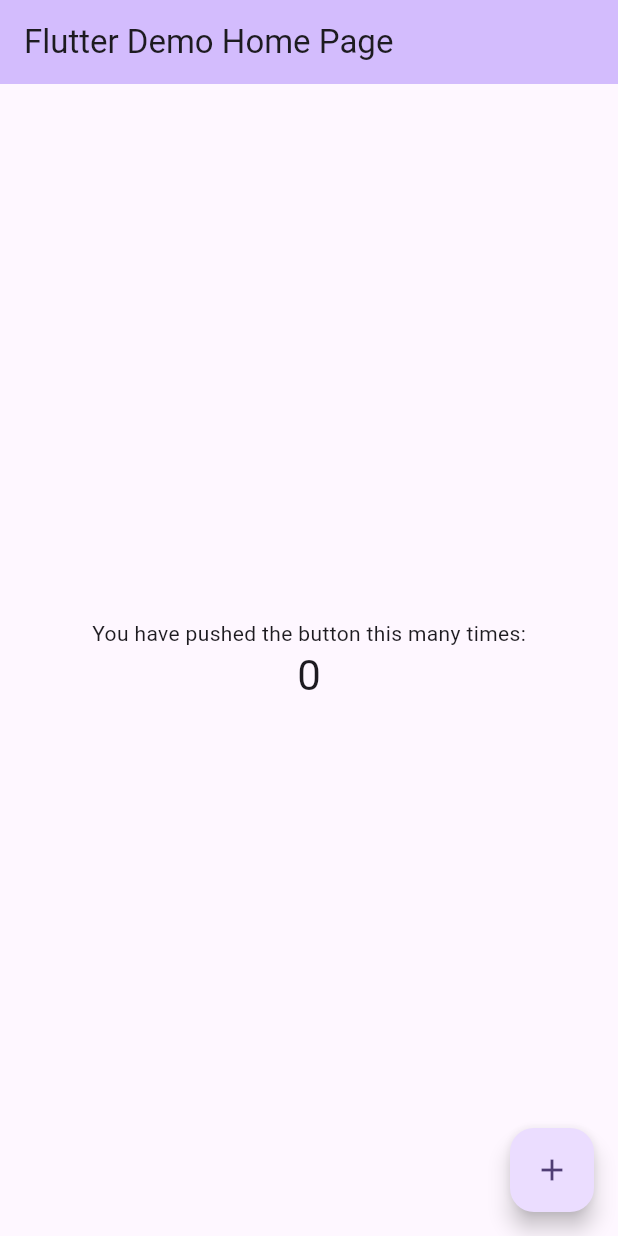
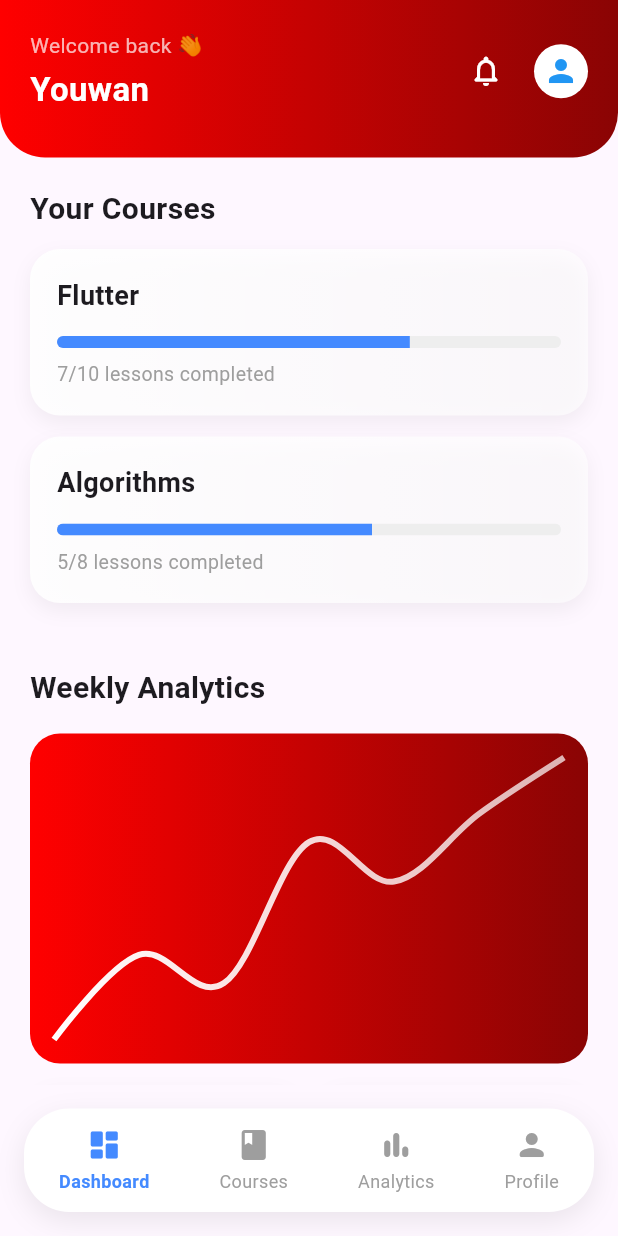
Before and after one commit to youwanpeter/edu_learn_app, a Flutter app: the screen it shows after launch, on a phone screen of 412 x 824 dp. Run offline on Flutter 3.47's test engine with Material 3 defaults, Android fonts, the phone set to English and light mode, and no system bars; drawn by our look-alikes of fl_chart.

Commit message:
dashboard done

```diff
--- a/lib/main.dart
+++ b/lib/main.dart
@@ -1,4 +1,7 @@
 import 'package:flutter/material.dart';
+import 'package:provider/provider.dart';
+import 'viewmodels/dashboard_viewmodel.dart';
+import 'views/dashboard_view.dart';
 
 void main() {
   runApp(const MyApp());
@@ -7,115 +10,14 @@ void main() {
 class MyApp extends StatelessWidget {
   const MyApp({super.key});
 
-  // This widget is the root of your application.
   @override
   Widget build(BuildContext context) {
-    return MaterialApp(
-      title: 'Flutter Demo',
-      theme: ThemeData(
-        // This is the theme of your application.
-        //
-        // TRY THIS: Try running your application with "flutter run". You'll see
-        // the application has a purple toolbar. Then, without quitting the app,
-        // try changing the seedColor in the colorScheme below to Colors.green
-        // and then invoke "hot reload" (save your changes or press the "hot
-        // reload" button in a Flutter-supported IDE, or press "r" if you used
-        // the command line to start the app).
-        //
-        // Notice that the counter didn't reset back to zero; the application
-        // state is not lost during the reload. To reset the state, use hot
-        // restart instead.
-        //
-        // This works for code too, not just values: Most code changes can be
-        // tested with just a hot reload.
-        colorScheme: .fromSeed(seedColor: Colors.deepPurple),
-      ),
-      home: const MyHomePage(title: 'Flutter Demo Home Page'),
-    );
-  }
-}
-
-class MyHomePage extends StatefulWidget {
-  const MyHomePage({super.key, required this.title});
-
-  // This widget is the home page of your application. It is stateful, meaning
-  // that it has a State object (defined below) that contains fields that affect
-  // how it looks.
-
-  // This class is the configuration for the state. It holds the values (in this
-  // case the title) provided by the parent (in this case the App widget) and
-  // used by the build method of the State. Fields in a Widget subclass are
-  // always marked "final".
-
-  final String title;
-
-  @override
-  State<MyHomePage> createState() => _MyHomePageState();
-}
-
-class _MyHomePageState extends State<MyHomePage> {
-  int _counter = 0;
-
-  void _incrementCounter() {
-    setState(() {
-      // This call to setState tells the Flutter framework that something has
-      // changed in this State, which causes it to rerun the build method below
-      // so that the display can reflect the updated values. If we changed
-      // _counter without calling setState(), then the build method would not be
-      // called again, and so nothing would appear to happen.
-      _counter++;
-    });
-  }
-
-  @override
-  Widget build(BuildContext context) {
-    // This method is rerun every time setState is called, for instance as done
-    // by the _incrementCounter method above.
-    //
-    // The Flutter framework has been optimized to make rerunning build methods
-    // fast, so that you can just rebuild anything that needs updating rather
-    // than having to individually change instances of widgets.
-    return Scaffold(
-      appBar: AppBar(
-        // TRY THIS: Try changing the color here to a specific color (to
-        // Colors.amber, perhaps?) and trigger a hot reload to see the AppBar
-        // change color while the other colors stay the same.
-        backgroundColor: Theme.of(context).colorScheme.inversePrimary,
-        // Here we take the value from the MyHomePage object that was created by
-        // the App.build method, and use it to set our appbar title.
-        title: Text(widget.title),
-      ),
-      body: Center(
-        // Center is a layout widget. It takes a single child and positions it
-        // in the middle of the parent.
-        child: Column(
-          // Column is also a layout widget. It takes a list of children and
-          // arranges them vertically. By default, it sizes itself to fit its
-          // children horizontally, and tries to be as tall as its parent.
-          //
-          // Column has various properties to control how it sizes itself and
-          // how it positions its children. Here we use mainAxisAlignment to
-          // center the children vertically; the main axis here is the vertical
-          // axis because Columns are vertical (the cross axis would be
-          // horizontal).
-          //
-          // TRY THIS: Invoke "debug painting" (choose the "Toggle Debug Paint"
-          // action in the IDE, or press "p" in the console), to see the
-          // wireframe for each widget.
-          mainAxisAlignment: .center,
-          children: [
-            const Text('You have pushed the button this many times:'),
-            Text(
-              '$_counter',
-              style: Theme.of(context).textTheme.headlineMedium,
-            ),
-          ],
-        ),
-      ),
-      floatingActionButton: FloatingActionButton(
-        onPressed: _incrementCounter,
-        tooltip: 'Increment',
-        child: const Icon(Icons.add),
+    return ChangeNotifierProvider(
+      create: (_) => DashboardViewModel()..loadDashboard(),
+      child: MaterialApp(
+        debugShowCheckedModeBanner: false,
+        theme: ThemeData(useMaterial3: true),
+        home: const DashboardView(),
       ),
     );
   }
--- /dev/null
+++ b/lib/models/analytics_model.dart
@@ -0,0 +1,11 @@
+class AnalyticsData {
+  final List<int> weeklyLearningTime;
+  final int lessonsCompleted;
+  final int averageQuizScore;
+
+  AnalyticsData({
+    required this.weeklyLearningTime,
+    required this.lessonsCompleted,
+    required this.averageQuizScore,
+  });
+}
--- /dev/null
+++ b/lib/models/course_progress.dart
@@ -0,0 +1,13 @@
+class CourseProgress {
+  final String courseName;
+  final int completedLessons;
+  final int totalLessons;
+
+  CourseProgress({
+    required this.courseName,
+    required this.completedLessons,
+    required this.totalLessons,
+  });
+
+  double get progress => completedLessons / totalLessons;
+}
--- /dev/null
+++ b/lib/services/progress_service.dart
@@ -0,0 +1,31 @@
+import '../models/course_progress.dart';
+import '../models/analytics_model.dart';
+
+class ProgressService {
+  Future<List<CourseProgress>> fetchProgress() async {
+    await Future.delayed(const Duration(seconds: 1));
+
+    return [
+      CourseProgress(
+        courseName: "Flutter",
+        completedLessons: 7,
+        totalLessons: 10,
+      ),
+      CourseProgress(
+        courseName: "Algorithms",
+        completedLessons: 5,
+        totalLessons: 8,
+      ),
+    ];
+  }
+
+  Future<AnalyticsData> fetchAnalytics() async {
+    await Future.delayed(const Duration(seconds: 1));
+
+    return AnalyticsData(
+      weeklyLearningTime: [20, 40, 30, 60, 50, 45, 70],
+      lessonsCompleted: 12,
+      averageQuizScore: 82,
+    );
+  }
+}
--- /dev/null
+++ b/lib/viewmodels/dashboard_viewmodel.dart
@@ -0,0 +1,24 @@
+import 'package:flutter/material.dart';
+import '../models/course_progress.dart';
+import '../models/analytics_model.dart';
+import '../services/progress_service.dart';
+
+class DashboardViewModel extends ChangeNotifier {
+  final ProgressService _service = ProgressService();
+
+  List<CourseProgress> progressList = [];
+  AnalyticsData? analytics;
+
+  bool isLoading = false;
+
+  Future<void> loadDashboard() async {
+    isLoading = true;
+    notifyListeners();
+
+    progressList = await _service.fetchProgress();
+    analytics = await _service.fetchAnalytics();
+
+    isLoading = false;
+    notifyListeners();
+  }
+}
--- /dev/null
+++ b/lib/views/dashboard_view.dart
@@ -0,0 +1,155 @@
+import 'package:flutter/material.dart';
+import 'package:provider/provider.dart';
+
+import '../viewmodels/dashboard_viewmodel.dart';
+import '../widgets/dashboard_header.dart';
+import '../widgets/dashboard_footer.dart';
+import '../widgets/progress_card.dart';
+import '../widgets/analytics_chart.dart';
+
+class DashboardView extends StatelessWidget {
+  const DashboardView({super.key});
+
+  @override
+  Widget build(BuildContext context) {
+    final vm = Provider.of<DashboardViewModel>(context);
+
+    return Scaffold(
+      body: Column(
+        children: [
+          /// ===== HEADER =====
+          const DashboardHeader(),
+
+          /// ===== BODY =====
+          Expanded(
+            child: vm.isLoading
+                ? const Center(child: CircularProgressIndicator())
+                : SingleChildScrollView(
+                    padding: const EdgeInsets.all(20),
+                    child: Column(
+                      crossAxisAlignment: CrossAxisAlignment.start,
+                      children: [
+                        /// ---- Courses Section ----
+                        const Text(
+                          "Your Courses",
+                          style: TextStyle(
+                            fontSize: 20,
+                            fontWeight: FontWeight.w600,
+                          ),
+                        ),
+                        const SizedBox(height: 12),
+
+                        if (vm.progressList.isEmpty)
+                          const Text(
+                            "No progress data available",
+                            style: TextStyle(color: Colors.grey),
+                          )
+                        else
+                          ...vm.progressList.map(
+                            (course) => Padding(
+                              padding: const EdgeInsets.only(bottom: 14),
+                              child: ProgressCard(course: course),
+                            ),
+                          ),
+
+                        const SizedBox(height: 28),
+
+                        /// ---- Analytics Section ----
+                        const Text(
+                          "Weekly Analytics",
+                          style: TextStyle(
+                            fontSize: 20,
+                            fontWeight: FontWeight.w600,
+                          ),
+                        ),
+                        const SizedBox(height: 16),
+
+                        /// Chart
+                        Container(
+                          height: 220,
+                          padding: const EdgeInsets.all(16),
+                          decoration: BoxDecoration(
+                            borderRadius: BorderRadius.circular(20),
+                            gradient: const LinearGradient(
+                              colors: [
+                                Color.fromARGB(255, 255, 0, 0),
+                                Color.fromARGB(255, 138, 4, 4),
+                              ],
+                            ),
+                          ),
+                          child: const AnalyticsChart(),
+                        ),
+
+                        const SizedBox(height: 20),
+
+                        /// ---- Stats ----
+                        if (vm.analytics != null)
+                          Row(
+                            children: [
+                              _StatTile(
+                                icon: Icons.book_rounded,
+                                label: "Lessons",
+                                value: vm.analytics!.lessonsCompleted
+                                    .toString(),
+                              ),
+                              const SizedBox(width: 12),
+                              _StatTile(
+                                icon: Icons.star_rounded,
+                                label: "Quiz Avg",
+                                value: "${vm.analytics!.averageQuizScore}%",
+                              ),
+                            ],
+                          ),
+                      ],
+                    ),
+                  ),
+          ),
+
+          /// ===== FOOTER =====
+          const DashboardFooter(currentIndex: 0),
+        ],
+      ),
+    );
+  }
+}
+
+/// ================= STAT TILE =================
+class _StatTile extends StatelessWidget {
+  final IconData icon;
+  final String label;
+  final String value;
+
+  const _StatTile({
+    required this.icon,
+    required this.label,
+    required this.value,
+  });
+
+  @override
+  Widget build(BuildContext context) {
+    return Expanded(
+      child: Container(
+        padding: const EdgeInsets.all(16),
+        decoration: BoxDecoration(
+          borderRadius: BorderRadius.circular(18),
+          color: Colors.white,
+          boxShadow: [
+            BoxShadow(color: Colors.black.withOpacity(0.05), blurRadius: 10),
+          ],
+        ),
+        child: Column(
+          crossAxisAlignment: CrossAxisAlignment.start,
+          children: [
+            Icon(icon, color: Colors.blueAccent),
+            const SizedBox(height: 8),
+            Text(
+              value,
+              style: const TextStyle(fontSize: 22, fontWeight: FontWeight.bold),
+            ),
+            Text(label, style: const TextStyle(color: Colors.grey)),
+          ],
+        ),
+      ),
+    );
+  }
+}
--- /dev/null
+++ b/lib/widgets/analytics_chart.dart
@@ -0,0 +1,36 @@
+import 'package:fl_chart/fl_chart.dart';
+import 'package:flutter/material.dart';
+
+class AnalyticsChart extends StatelessWidget {
+  const AnalyticsChart({super.key});
+
+  @override
+  Widget build(BuildContext context) {
+    return LineChart(
+      LineChartData(
+        gridData: FlGridData(show: false),
+        titlesData: FlTitlesData(show: false),
+        borderData: FlBorderData(show: false),
+        lineBarsData: [
+          LineChartBarData(
+            spots: const [
+              FlSpot(0, 20),
+              FlSpot(1, 35),
+              FlSpot(2, 30),
+              FlSpot(3, 55),
+              FlSpot(4, 48),
+              FlSpot(5, 60),
+              FlSpot(6, 70),
+            ],
+            isCurved: true,
+            barWidth: 4,
+            dotData: FlDotData(show: false),
+            gradient: const LinearGradient(
+              colors: [Colors.white, Colors.white70],
+            ),
+          ),
+        ],
+      ),
+    );
+  }
+}
--- /dev/null
+++ b/lib/widgets/dashboard_footer.dart
@@ -0,0 +1,82 @@
+import 'package:flutter/material.dart';
+
+class DashboardFooter extends StatelessWidget {
+  final int currentIndex;
+
+  const DashboardFooter({super.key, required this.currentIndex});
+
+  @override
+  Widget build(BuildContext context) {
+    return Container(
+      margin: const EdgeInsets.all(16),
+      padding: const EdgeInsets.symmetric(vertical: 12),
+      decoration: BoxDecoration(
+        color: Colors.white,
+        borderRadius: BorderRadius.circular(30),
+        boxShadow: [
+          BoxShadow(
+            color: Colors.black.withOpacity(0.08),
+            blurRadius: 15,
+            offset: const Offset(0, 6),
+          ),
+        ],
+      ),
+      child: Row(
+        mainAxisAlignment: MainAxisAlignment.spaceAround,
+        children: [
+          _NavItem(
+            icon: Icons.dashboard_rounded,
+            label: "Dashboard",
+            active: currentIndex == 0,
+          ),
+          _NavItem(
+            icon: Icons.book_rounded,
+            label: "Courses",
+            active: currentIndex == 1,
+          ),
+          _NavItem(
+            icon: Icons.bar_chart_rounded,
+            label: "Analytics",
+            active: currentIndex == 2,
+          ),
+          _NavItem(
+            icon: Icons.person_rounded,
+            label: "Profile",
+            active: currentIndex == 3,
+          ),
+        ],
+      ),
+    );
+  }
+}
+
+class _NavItem extends StatelessWidget {
+  final IconData icon;
+  final String label;
+  final bool active;
+
+  const _NavItem({
+    required this.icon,
+    required this.label,
+    required this.active,
+  });
+
+  @override
+  Widget build(BuildContext context) {
+    return Column(
+      mainAxisSize: MainAxisSize.min,
+      children: [
+        Icon(icon, color: active ? Colors.blueAccent : Colors.grey),
+        const SizedBox(height: 4),
+        Text(
+          label,
+          style: TextStyle(
+            fontSize: 12,
+            color: active ? Colors.blueAccent : Colors.grey,
+            fontWeight: active ? FontWeight.w600 : FontWeight.normal,
+          ),
+        ),
+      ],
+    );
+  }
+}
--- /dev/null
+++ b/lib/widgets/dashboard_header.dart
@@ -0,0 +1,65 @@
+import 'package:flutter/material.dart';
+
+class DashboardHeader extends StatelessWidget {
+  const DashboardHeader({super.key});
+
+  @override
+  Widget build(BuildContext context) {
+    return Container(
+      padding: const EdgeInsets.fromLTRB(20, 20, 20, 30),
+      decoration: const BoxDecoration(
+        gradient: LinearGradient(
+          colors: [
+            Color.fromARGB(255, 255, 0, 0),
+            Color.fromARGB(255, 138, 4, 4),
+          ],
+        ),
+        borderRadius: BorderRadius.only(
+          bottomLeft: Radius.circular(30),
+          bottomRight: Radius.circular(30),
+        ),
+      ),
+      child: Row(
+        mainAxisAlignment: MainAxisAlignment.spaceBetween,
+        children: [
+          /// Greeting
+          Column(
+            crossAxisAlignment: CrossAxisAlignment.start,
+            children: const [
+              Text(
+                "Welcome back 👋",
+                style: TextStyle(color: Colors.white70, fontSize: 14),
+              ),
+              SizedBox(height: 4),
+              Text(
+                "Youwan",
+                style: TextStyle(
+                  color: Colors.white,
+                  fontSize: 22,
+                  fontWeight: FontWeight.bold,
+                ),
+              ),
+            ],
+          ),
+
+          /// Right Icons
+          Row(
+            children: [
+              IconButton(
+                icon: const Icon(Icons.notifications_none_rounded),
+                color: Colors.white,
+                onPressed: () {},
+              ),
+              const SizedBox(width: 8),
+              const CircleAvatar(
+                radius: 18,
+                backgroundColor: Colors.white,
+                child: Icon(Icons.person, color: Colors.blue),
+              ),
+            ],
+          ),
+        ],
+      ),
+    );
+  }
+}
--- /dev/null
+++ b/lib/widgets/progress_card.dart
@@ -0,0 +1,55 @@
+import 'package:flutter/material.dart';
+import '../models/course_progress.dart';
+
+class ProgressCard extends StatelessWidget {
+  final CourseProgress course;
+
+  const ProgressCard({super.key, required this.course});
+
+  @override
+  Widget build(BuildContext context) {
+    return Container(
+      decoration: BoxDecoration(
+        borderRadius: BorderRadius.circular(20),
+        gradient: LinearGradient(
+          colors: [
+            Colors.white.withOpacity(0.9),
+            Colors.white.withOpacity(0.6),
+          ],
+        ),
+        boxShadow: [
+          BoxShadow(
+            color: Colors.black.withOpacity(0.05),
+            blurRadius: 10,
+            offset: const Offset(0, 5),
+          ),
+        ],
+      ),
+      padding: const EdgeInsets.all(18),
+      child: Column(
+        crossAxisAlignment: CrossAxisAlignment.start,
+        children: [
+          Text(
+            course.courseName,
+            style: const TextStyle(fontSize: 18, fontWeight: FontWeight.w600),
+          ),
+          const SizedBox(height: 14),
+          ClipRRect(
+            borderRadius: BorderRadius.circular(10),
+            child: LinearProgressIndicator(
+              value: course.progress,
+              minHeight: 8,
+              backgroundColor: Colors.grey.shade200,
+              color: Colors.blueAccent,
+            ),
+          ),
+          const SizedBox(height: 8),
+          Text(
+            "${course.completedLessons}/${course.totalLessons} lessons completed",
+            style: const TextStyle(color: Colors.grey, fontSize: 13),
+          ),
+        ],
+      ),
+    );
+  }
+}
--- a/pubspec.yaml
+++ b/pubspec.yaml
@@ -34,6 +34,9 @@ dependencies:
   # The following adds the Cupertino Icons font to your application.
   # Use with the CupertinoIcons class for iOS style icons.
   cupertino_icons: ^1.0.8
+  provider: ^6.1.5+1
+  http: ^1.6.0
+  fl_chart: ^1.1.1
 
 dev_dependencies:
   flutter_test:
```
Also changed, not shown: pubspec.lock.
